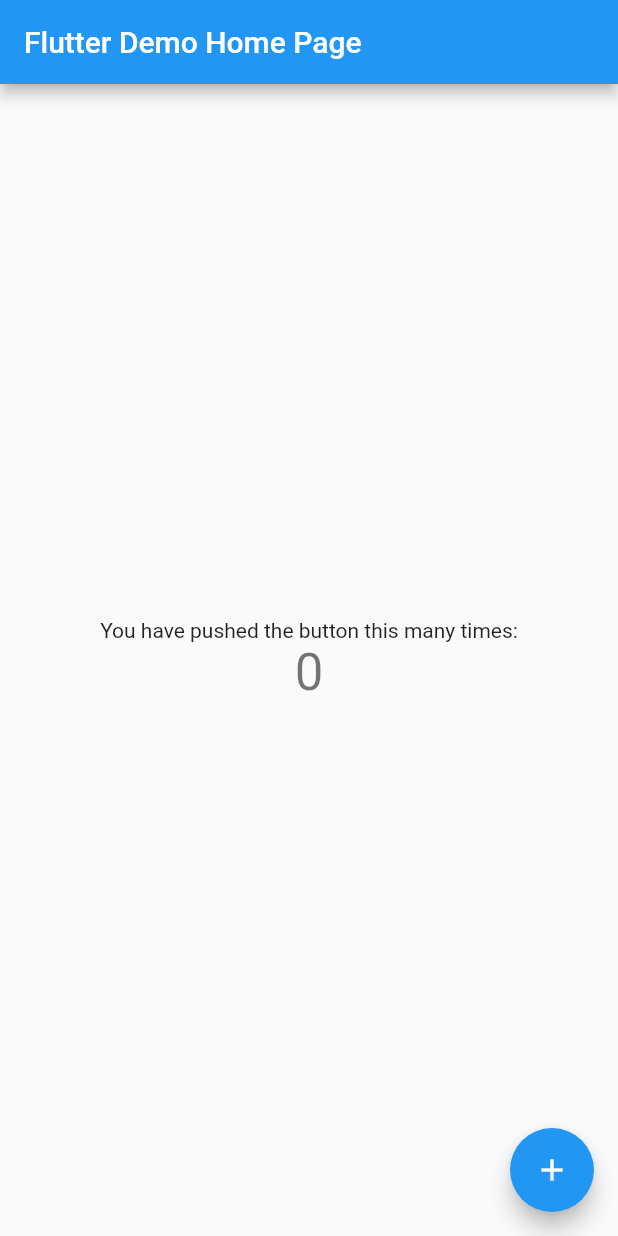
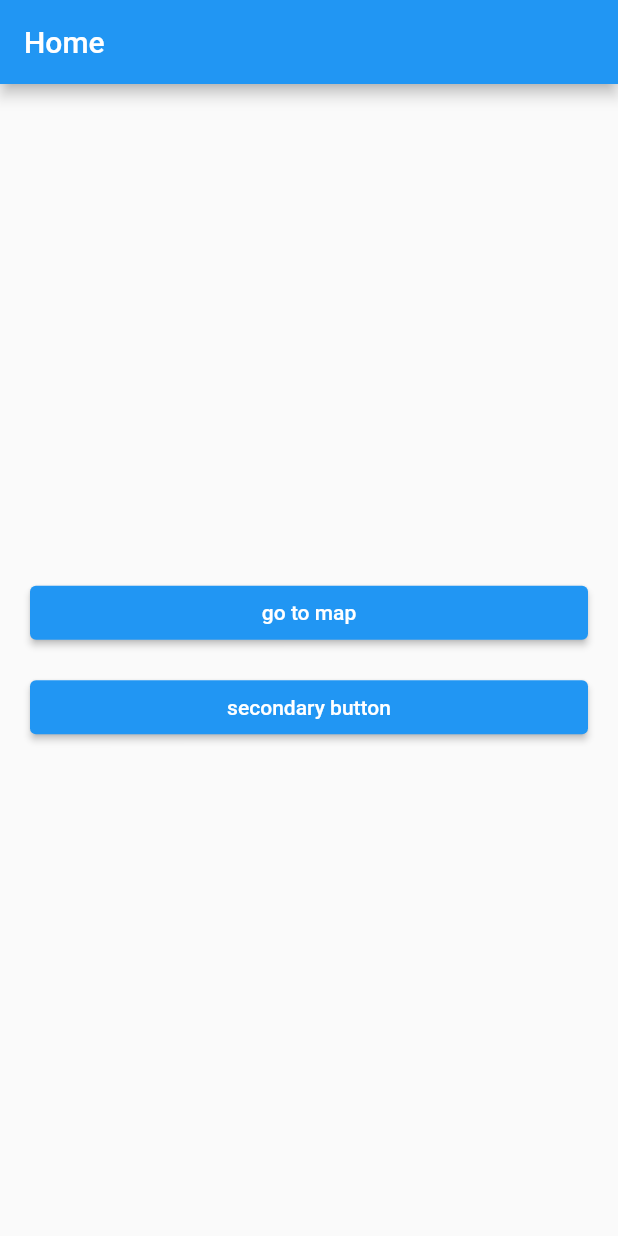
Before and after one commit to pawelmat142/flutter_map_toy, a Flutter app: the screen it shows after launch, on a phone screen of 412 x 824 dp. Run offline on Flutter 3.47's test engine with Material 2 defaults, Android fonts, the phone set to English and light mode, and no system bars.

Commit message:
app base

```diff
--- a/lib/main.dart
+++ b/lib/main.dart
@@ -1,115 +1,35 @@
 import 'package:flutter/material.dart';
+import 'package:flutter_map_toy/presentation/views/home_screen.dart';
+import 'package:flutter_map_toy/presentation/styles/app_theme.dart';
+import 'package:flutter_map_toy/presentation/views/map_screen.dart';
 
 void main() {
   runApp(const MyApp());
 }
 
-class MyApp extends StatelessWidget {
+class MyApp extends StatefulWidget {
   const MyApp({super.key});
 
-  // This widget is the root of your application.
+  @override
+  State<MyApp> createState() => _MyAppState();
+}
+
+class _MyAppState extends State<MyApp> {
+
   @override
   Widget build(BuildContext context) {
     return MaterialApp(
+
       title: 'Flutter Demo',
-      theme: ThemeData(
-        // This is the theme of your application.
-        //
-        // Try running your application with "flutter run". You'll see the
-        // application has a blue toolbar. Then, without quitting the app, try
-        // changing the primarySwatch below to Colors.green and then invoke
-        // "hot reload" (press "r" in the console where you ran "flutter run",
-        // or simply save your changes to "hot reload" in a Flutter IDE).
-        // Notice that the counter didn't reset back to zero; the application
-        // is not restarted.
-        primarySwatch: Colors.blue,
-      ),
-      home: const MyHomePage(title: 'Flutter Demo Home Page'),
+      theme: AppTheme.appLightTheme,
+
+      scaffoldMessengerKey: GlobalKey<ScaffoldMessengerState>(),
+
+      initialRoute: HomeScreen.id,
+      routes: {
+        HomeScreen.id: (context) => const HomeScreen(),
+        MapScreen.id: (context) => const MapScreen(),
+      },
     );
   }
 }
-
-class MyHomePage extends StatefulWidget {
-  const MyHomePage({super.key, required this.title});
-
-  // This widget is the home page of your application. It is stateful, meaning
-  // that it has a State object (defined below) that contains fields that affect
-  // how it looks.
-
-  // This class is the configuration for the state. It holds the values (in this
-  // case the title) provided by the parent (in this case the App widget) and
-  // used by the build method of the State. Fields in a Widget subclass are
-  // always marked "final".
-
-  final String title;
-
-  @override
-  State<MyHomePage> createState() => _MyHomePageState();
-}
-
-class _MyHomePageState extends State<MyHomePage> {
-  int _counter = 0;
-
-  void _incrementCounter() {
-    setState(() {
-      // This call to setState tells the Flutter framework that something has
-      // changed in this State, which causes it to rerun the build method below
-      // so that the display can reflect the updated values. If we changed
-      // _counter without calling setState(), then the build method would not be
-      // called again, and so nothing would appear to happen.
-      _counter++;
-    });
-  }
-
-  @override
-  Widget build(BuildContext context) {
-    // This method is rerun every time setState is called, for instance as done
-    // by the _incrementCounter method above.
-    //
-    // The Flutter framework has been optimized to make rerunning build methods
-    // fast, so that you can just rebuild anything that needs updating rather
-    // than having to individually change instances of widgets.
-    return Scaffold(
-      appBar: AppBar(
-        // Here we take the value from the MyHomePage object that was created by
-        // the App.build method, and use it to set our appbar title.
-        title: Text(widget.title),
-      ),
-      body: Center(
-        // Center is a layout widget. It takes a single child and positions it
-        // in the middle of the parent.
-        child: Column(
-          // Column is also a layout widget. It takes a list of children and
-          // arranges them vertically. By default, it sizes itself to fit its
-          // children horizontally, and tries to be as tall as its parent.
-          //
-          // Invoke "debug painting" (press "p" in the console, choose the
-          // "Toggle Debug Paint" action from the Flutter Inspector in Android
-          // Studio, or the "Toggle Debug Paint" command in Visual Studio Code)
-          // to see the wireframe for each widget.
-          //
-          // Column has various properties to control how it sizes itself and
-          // how it positions its children. Here we use mainAxisAlignment to
-          // center the children vertically; the main axis here is the vertical
-          // axis because Columns are vertical (the cross axis would be
-          // horizontal).
-          mainAxisAlignment: MainAxisAlignment.center,
-          children: <Widget>[
-            const Text(
-              'You have pushed the button this many times:',
-            ),
-            Text(
-              '$_counter',
-              style: Theme.of(context).textTheme.headline4,
-            ),
-          ],
-        ),
-      ),
-      floatingActionButton: FloatingActionButton(
-        onPressed: _incrementCounter,
-        tooltip: 'Increment',
-        child: const Icon(Icons.add),
-      ), // This trailing comma makes auto-formatting nicer for build methods.
-    );
-  }
-}
--- /dev/null
+++ b/lib/presentation/components/controls/primary_button.dart
@@ -0,0 +1,22 @@
+import 'package:flutter/material.dart';
+
+class PrimaryButton extends StatelessWidget {
+
+  final String text;
+  final VoidCallback? onPressed;
+  final bool active;
+
+  const PrimaryButton(this.text, {
+    this.onPressed,
+    this.active = true,
+    Key? key
+  }) : super(key: key);
+
+  @override
+  Widget build(BuildContext context) {
+    return ElevatedButton(
+      onPressed: active ? onPressed : null,
+      child: Text(text),
+    );
+  }
+}
--- /dev/null
+++ b/lib/presentation/components/controls/secondary_button.dart
@@ -0,0 +1,22 @@
+import 'package:flutter/material.dart';
+
+class SecondaryButton extends StatelessWidget {
+
+  final String text;
+  final VoidCallback? onPressed;
+  final bool active;
+
+  const SecondaryButton(this.text, {
+    this.onPressed,
+    this.active = true,
+    Key? key}) : super(key: key);
+
+  @override
+  Widget build(BuildContext context) {
+    return ElevatedButton(
+      onPressed: active ? onPressed : null,
+      child: Text(text),
+    );
+  }
+
+}
--- /dev/null
+++ b/lib/presentation/styles/app_color.dart
@@ -0,0 +1,3 @@
+abstract class AppColor {
+
+}
--- /dev/null
+++ b/lib/presentation/styles/app_style.dart
@@ -0,0 +1,14 @@
+import 'package:flutter/material.dart';
+
+abstract class AppStyle {
+
+  static const double defaultPaddingVal = 20;
+
+  static const double controlDistanceVal = 15;
+
+  static const defaultPadding = EdgeInsets.symmetric(horizontal: defaultPaddingVal);
+
+  static const horizontalDefaultDistance = SizedBox(width: controlDistanceVal);
+  static const verticalDefaultDistance = SizedBox(height: controlDistanceVal);
+
+}
--- /dev/null
+++ b/lib/presentation/styles/app_theme.dart
@@ -0,0 +1,6 @@
+import 'package:flutter/material.dart';
+
+abstract class AppTheme {
+
+  static final ThemeData appLightTheme = ThemeData.light();
+}
--- /dev/null
+++ b/lib/presentation/views/home_screen.dart
@@ -0,0 +1,44 @@
+import 'package:flutter/foundation.dart';
+import 'package:flutter/material.dart';
+import 'package:flutter_map_toy/presentation/components/controls/primary_button.dart';
+import 'package:flutter_map_toy/presentation/components/controls/secondary_button.dart';
+import 'package:flutter_map_toy/presentation/styles/app_style.dart';
+import 'package:flutter_map_toy/presentation/views/map_screen.dart';
+
+class HomeScreen extends StatelessWidget {
+  static const String id = 'home_screen';
+
+  const HomeScreen({Key? key}) : super(key: key);
+
+  @override
+  Widget build(BuildContext context) {
+    return Scaffold(
+
+      appBar: AppBar(title: const Text('Home'),),
+
+      body: Padding(
+        padding: AppStyle.defaultPadding,
+        child: Column(
+          mainAxisAlignment: MainAxisAlignment.center,
+          crossAxisAlignment: CrossAxisAlignment.stretch,
+          children: [
+
+            PrimaryButton('go to map',
+              onPressed: () => Navigator.pushNamed(context, MapScreen.id),
+            ),
+
+            AppStyle.verticalDefaultDistance,
+            SecondaryButton('secondary button',
+              onPressed: () {
+                if (kDebugMode) {
+                  print('xx');
+                }
+              },
+            )
+
+          ],
+        ),
+      ),
+    );
+  }
+}
--- /dev/null
+++ b/lib/presentation/views/map_screen.dart
@@ -0,0 +1,19 @@
+import 'package:flutter/material.dart';
+
+class MapScreen extends StatefulWidget {
+  static const String id = 'map_screen';
+
+  const MapScreen({Key? key}) : super(key: key);
+
+  @override
+  State<MapScreen> createState() => _MapScreenState();
+}
+
+class _MapScreenState extends State<MapScreen> {
+  @override
+  Widget build(BuildContext context) {
+    return Scaffold(
+      appBar: AppBar(title: const Text('Map'),),
+    );
+  }
+}
```
